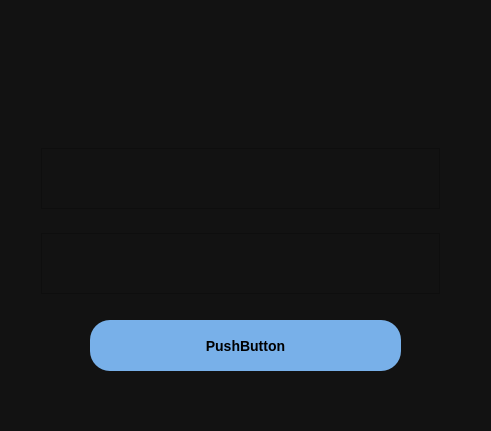
DaovaJo/systest, file account.ui: the form before one commit.
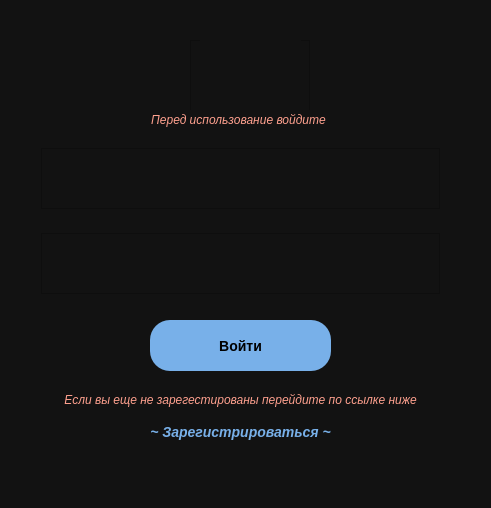
The form after the commit. Icons and pictures are not drawn.

```diff
--- a/account.ui
+++ b/account.ui
@@ -7,7 +7,7 @@
     <x>0</x>
     <y>0</y>
     <width>491</width>
-    <height>431</height>
+    <height>508</height>
    </rect>
   </property>
   <property name="windowTitle">
@@ -35,25 +35,30 @@
 
 QTextEdit{
 	font-size:16px;
-	color: #fff;
+	color: #7a7a7a;
 	opacity: 80%;
+	padding: 10% 10%;
+}
+
+QTextEdit:hover{
+	color: #729cfe;
 }
 
 QLabel{
-	color: #fff;
+	color: #fea08e;
 }</string>
   </property>
   <widget class="QPushButton" name="pushButton">
    <property name="geometry">
     <rect>
-     <x>90</x>
+     <x>150</x>
      <y>320</y>
-     <width>311</width>
+     <width>181</width>
      <height>51</height>
     </rect>
    </property>
    <property name="text">
-    <string>PushButton</string>
+    <string>Войти</string>
    </property>
   </widget>
   <widget class="QWidget" name="gridLayoutWidget">
@@ -91,6 +96,116 @@
     </item>
    </layout>
   </widget>
+  <widget class="QFrame" name="frame">
+   <property name="geometry">
+    <rect>
+     <x>190</x>
+     <y>40</y>
+     <width>120</width>
+     <height>80</height>
+    </rect>
+   </property>
+   <property name="frameShape">
+    <enum>QFrame::StyledPanel</enum>
+   </property>
+   <property name="frameShadow">
+    <enum>QFrame::Raised</enum>
+   </property>
+   <widget class="QLabel" name="label">
+    <property name="geometry">
+     <rect>
+      <x>10</x>
+      <y>0</y>
+      <width>101</width>
+      <height>71</height>
+     </rect>
+    </property>
+    <property name="text">
+     <string/>
+    </property>
+    <property name="pixmap">
+     <pixmap>объекты/иконка акк.png</pixmap>
+    </property>
+   </widget>
+  </widget>
+  <widget class="QLabel" name="label_2">
+   <property name="geometry">
+    <rect>
+     <x>38</x>
+     <y>110</y>
+     <width>401</width>
+     <height>20</height>
+    </rect>
+   </property>
+   <property name="font">
+    <font>
+     <italic>true</italic>
+    </font>
+   </property>
+   <property name="styleSheet">
+    <string notr="true">color: #fea08e;
+</string>
+   </property>
+   <property name="text">
+    <string>Перед использование войдите</string>
+   </property>
+   <property name="alignment">
+    <set>Qt::AlignCenter</set>
+   </property>
+  </widget>
+  <widget class="QLabel" name="label_3">
+   <property name="geometry">
+    <rect>
+     <x>40</x>
+     <y>390</y>
+     <width>401</width>
+     <height>20</height>
+    </rect>
+   </property>
+   <property name="font">
+    <font>
+     <italic>true</italic>
+    </font>
+   </property>
+   <property name="text">
+    <string>Если вы еще не зарегестированы перейдите по ссылке ниже</string>
+   </property>
+   <property name="alignment">
+    <set>Qt::AlignCenter</set>
+   </property>
+  </widget>
+  <widget class="QPushButton" name="pushButton_2">
+   <property name="geometry">
+    <rect>
+     <x>60</x>
+     <y>420</y>
+     <width>361</width>
+     <height>24</height>
+    </rect>
+   </property>
+   <property name="font">
+    <font>
+     <pointsize>-1</pointsize>
+     <italic>true</italic>
+     <bold>true</bold>
+     <underline>false</underline>
+    </font>
+   </property>
+   <property name="styleSheet">
+    <string notr="true">QPushButton{
+color: #78b0e9;
+font-size: 14px;
+background-color: #121212;
+}
+
+QPushButton:hover{
+color: #f9ed3f;
+}</string>
+   </property>
+   <property name="text">
+    <string>~ Зарегистрироваться ~</string>
+   </property>
+  </widget>
  </widget>
  <resources/>
  <connections/>
```
Left out of the diff: 22 changed lines with no effect on the pictures.
